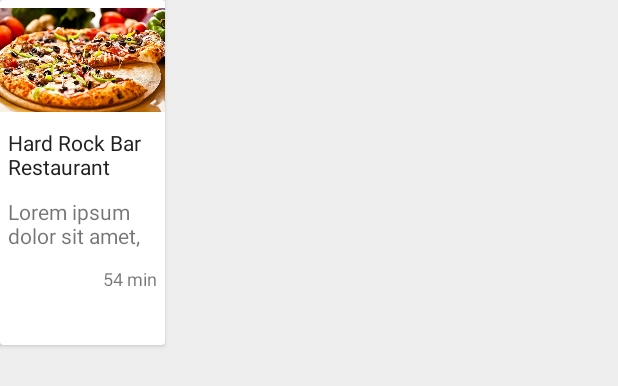
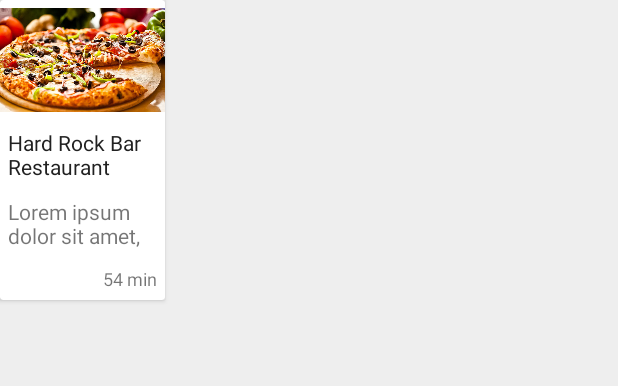
Before and after one commit to btinsae/LOLe, an Android app: the layout reorder_card.xml on its own in the app's theme, with its tools: preview values and no code run, on a phone screen of 412 x 824 dp. Shown: the top 386 px of the screen. Run offline under Robolectric (Android 15) with nearby library versions, the phone set to English and light mode, and no system bars.

```diff
--- a/app/src/main/AndroidManifest.xml
+++ b/app/src/main/AndroidManifest.xml
@@ -14,9 +14,9 @@
     <application
         android:name=".activities.Maoo"
         android:allowBackup="true"
-        android:icon="@mipmap/ic_launcher"
+        android:icon="@drawable/logo_maoo"
         android:label="@string/app_name"
-        android:roundIcon="@mipmap/ic_launcher_round"
+        android:roundIcon="@drawable/logo_maoo"
         android:supportsRtl="true"
         android:theme="@style/AppTheme">
         <activity
--- a/app/src/main/res/layout/reorder_card.xml
+++ b/app/src/main/res/layout/reorder_card.xml
@@ -1,7 +1,7 @@
 <?xml version="1.0" encoding="utf-8"?>
 <android.support.v7.widget.CardView xmlns:android="http://schemas.android.com/apk/res/android"
     android:layout_width="wrap_content"
-    android:layout_height="230dp"
+    android:layout_height="200dp"
     android:layout_marginRight="5dp">
 
     <RelativeLayout
@@ -14,9 +14,10 @@
             android:id="@+id/reorder_thumbnail"
             android:layout_width="match_parent"
             android:layout_height="80dp"
+            android:src="@drawable/pizza"
+            android:layout_alignParentTop="true"
             android:layout_alignParentLeft="true"
-            android:layout_alignParentStart="true"
-            android:src="@drawable/pizza" />
+            android:layout_alignParentStart="true" />
 
         <TextView
             android:id="@+id/reorder_service_provider_name"
--- a/app/src/main/res/layout/vertical_recycler_view.xml
+++ b/app/src/main/res/layout/vertical_recycler_view.xml
@@ -30,7 +30,7 @@
         <android.support.v7.widget.RecyclerView
             android:id="@+id/horizontal_recycler_view"
             android:layout_width="wrap_content"
-            android:layout_height="200dp"
+            android:layout_height="210dp"
             android:layout_below="@id/type"
             android:layout_marginTop="10dp"
             android:layout_marginBottom="10dp"/>
```
Also changed, not shown: app/src/main/res/drawable/logo_maoo.png (added).
